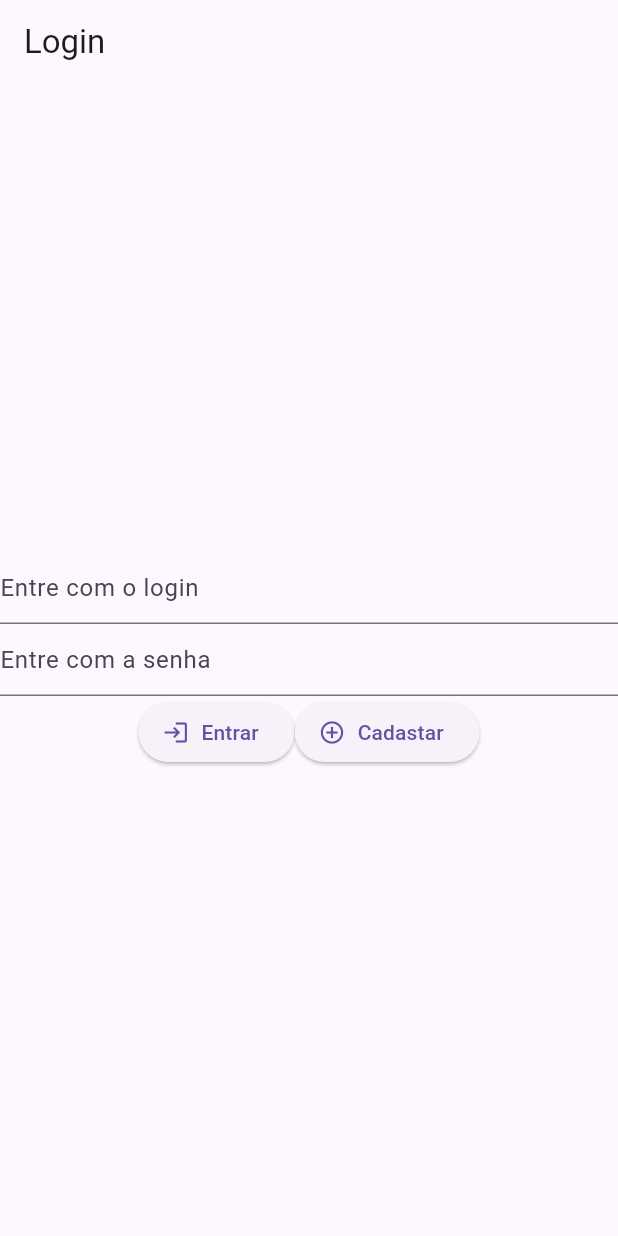
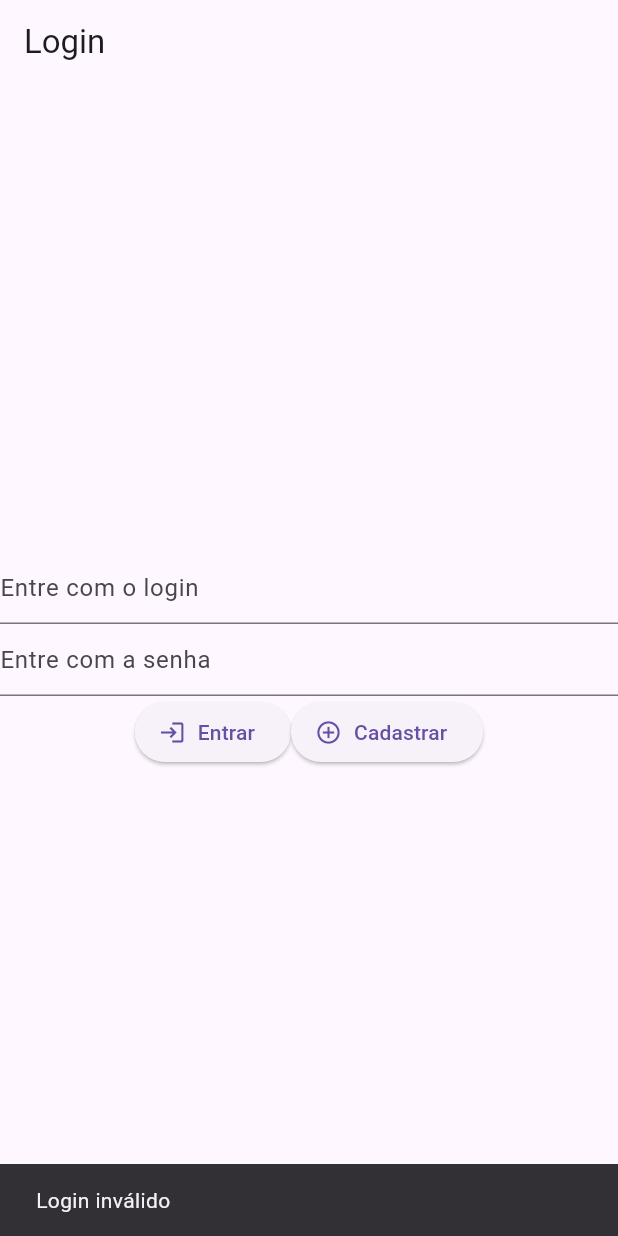
Before and after one commit to ValdsonTenorio/prova_p1_2024, a Flutter app: the screen it shows after launch, after a tap on "Entrar", on a phone screen of 412 x 824 dp. Run offline on Flutter 3.47's test engine with Material 3 defaults, Android fonts, the phone set to English and light mode, and no system bars; our stand-ins replace flutter_masked_text2, shared_preferences, sqflite; accounts and stored records are empty.

Commit message:
Complemento com validação de tokens de login

```diff
--- a/lib/autenticacao/sharedSessao.dart
+++ b/lib/autenticacao/sharedSessao.dart
@@ -1,36 +1,29 @@
 import 'package:shared_preferences/shared_preferences.dart';
 
 class SharedSessao {
-// Função para salvar o token de autenticação
   Future<void> salvarToken(String token) async {
     final prefs = await SharedPreferences.getInstance();
     await prefs.setString('auth_token', token);
   }
 
-// Função para carregar o token de autenticação
   Future<String?> carregarToken() async {
     final prefs = await SharedPreferences.getInstance();
     return prefs.getString('auth_token');
   }
 
-// Função para verificar se o usuário está logado
   Future<bool> estaLogado() async {
     final token = await carregarToken();
     return token != null;
   }
 
-// Função para remover o token de autenticação (logout)
   Future<void> removerToken() async {
     final prefs = await SharedPreferences.getInstance();
     await prefs.remove('auth_token');
   }
 
-// Uso das funções em um fluxo de login/logout
-  void login(String token) async {
-    await salvarToken(token); // Salva o token no login
-  }
+  Future<bool> login(String usuario, String senha) async {
+    print("Tentativa de login com: $usuario / $senha");
 
-  void logout() async {
-    await removerToken(); // Remove o token no logout
+    return false;
   }
 }
--- a/lib/cadastro.dart
+++ b/lib/cadastro.dart
@@ -8,8 +8,7 @@ class Cadastro extends StatelessWidget {
 
   const Cadastro(
       {super.key,
-      required this.pessoaController}); // Recebe o controlador como argumento
-// Função para validar o email
+      required this.pessoaController});
   bool _isEmailValid(String email) {
     final RegExp emailRegex = RegExp(
       r'^[^@]+@[^@]+\.[^@]+',
@@ -51,7 +50,7 @@ class Cadastro extends StatelessWidget {
               onPressed: () {
                 // Validação do e-mail
                 if (!_isEmailValid(emailController.text)) {
-                  // Exibe um alerta se o email for inválido
+
                   ScaffoldMessenger.of(context).showSnackBar(
                     const SnackBar(
                         content: Text('Por favor, insira um e-mail válido.')),
--- a/lib/login.dart
+++ b/lib/login.dart
@@ -2,40 +2,62 @@ import 'package:flutter/material.dart';
 import 'package:novo_projeto/autenticacao/sharedSessao.dart';
 
 class Login extends StatelessWidget {
+  final Function onLoginSuccess;
+
+  const Login({super.key, required this.onLoginSuccess});
+
   @override
   Widget build(BuildContext context) {
-    // TODO: implement build
     var usuarioController = TextEditingController();
     var senhaController = TextEditingController();
+
     return Scaffold(
       appBar: AppBar(
-        title: Text('Login'),
+        title: const Text('Login'),
       ),
       body: Column(
         mainAxisAlignment: MainAxisAlignment.center,
         crossAxisAlignment: CrossAxisAlignment.center,
         children: [
           TextField(
-            decoration: InputDecoration(hintText: "Entre com o login"),
+            decoration: const InputDecoration(hintText: "Entre com o login"),
             controller: usuarioController,
           ),
           TextField(
             obscureText: true,
-            decoration: InputDecoration(hintText: "Entre com a senha"),
+            decoration: const InputDecoration(hintText: "Entre com a senha"),
             controller: senhaController,
           ),
           Row(mainAxisAlignment: MainAxisAlignment.center, children: [
             ElevatedButton.icon(
-              onPressed: () {},
-              icon: Icon(Icons.login),
-              label: Text('Entrar'),
+              onPressed: () async {
+                final sharedSessao = SharedSessao();
+                final loginSucesso = await sharedSessao.login(
+                  usuarioController.text,
+                  senhaController.text,
+                );
+
+                if (loginSucesso) {
+                  onLoginSuccess(); // Notifica o sucesso do login
+                } else {
+                  // Mensagem de erro
+                  print("Login inválido!"); // Mensagem de depuração
+                  ScaffoldMessenger.of(context).showSnackBar(
+                    const SnackBar(content: Text('Login inválido')),
+                  );
+                }
+              },
+              icon: const Icon(Icons.login),
+              label: const Text('Entrar'),
             ),
             ElevatedButton.icon(
-              onPressed: () {},
-              icon: Icon(Icons.add_circle_outline_sharp),
-              label: Text('Cadastar'),
-            )
-          ])
+              onPressed: () {
+                Navigator.pushNamed(context, '/cadastro');
+              },
+              icon: const Icon(Icons.add_circle_outline_sharp),
+              label: const Text('Cadastrar'),
+            ),
+          ]),
         ],
       ),
     );
--- a/lib/main.dart
+++ b/lib/main.dart
@@ -3,6 +3,7 @@ import 'package:novo_projeto/cadastro.dart';
 import 'package:novo_projeto/controle/pessoaController.dart';
 import 'package:novo_projeto/listagem.dart';
 import 'package:novo_projeto/login.dart';
+import 'package:novo_projeto/autenticacao/sharedSessao.dart';
 
 void main(List<String> args) {
   runApp(const App());
@@ -18,15 +19,31 @@ class App extends StatefulWidget {
 }
 
 class _App extends State<App> {
-  PessoaController pessoaController = PessoaController();
+  final PessoaController pessoaController = PessoaController();
+  final SharedSessao sharedSessao = SharedSessao();
 
   @override
   Widget build(BuildContext context) {
     return MaterialApp(
-      // home: const Listagem(),
+      title: 'Meu App',
       initialRoute: '/',
       routes: {
-        '/': (context) => Login(),
+        '/': (context) => FutureBuilder<bool>(
+          future: sharedSessao.estaLogado(),
+          builder: (context, snapshot) {
+            if (snapshot.connectionState == ConnectionState.waiting) {
+              return const Center(child: CircularProgressIndicator());
+            } else if (snapshot.hasError) {
+              return Center(child: Text('Erro: ${snapshot.error}'));
+            } else {
+              return snapshot.data == true
+                  ? Listagem(pessoaController: pessoaController)
+                  : Login(onLoginSuccess: () {
+                      setState(() {}); // Atualiza a tela após o login
+                    });
+            }
+          },
+        ),
         '/listagem': (context) => Listagem(pessoaController: pessoaController),
         '/cadastro': (context) => Cadastro(pessoaController: pessoaController),
       },
--- a/pubspec.yaml
+++ b/pubspec.yaml
@@ -4,7 +4,7 @@ publish_to: 'none'
 version: 0.1.0
 
 environment:
-  sdk: ^3.5.3
+  sdk: ^3.5.2
 
 dependencies:
   flutter:
```
Also changed, not shown: lib/listagem.dart (+6 -6 lines), lib/repositorio/login.dart (added, +47 -0 lines), pubspec.lock.
